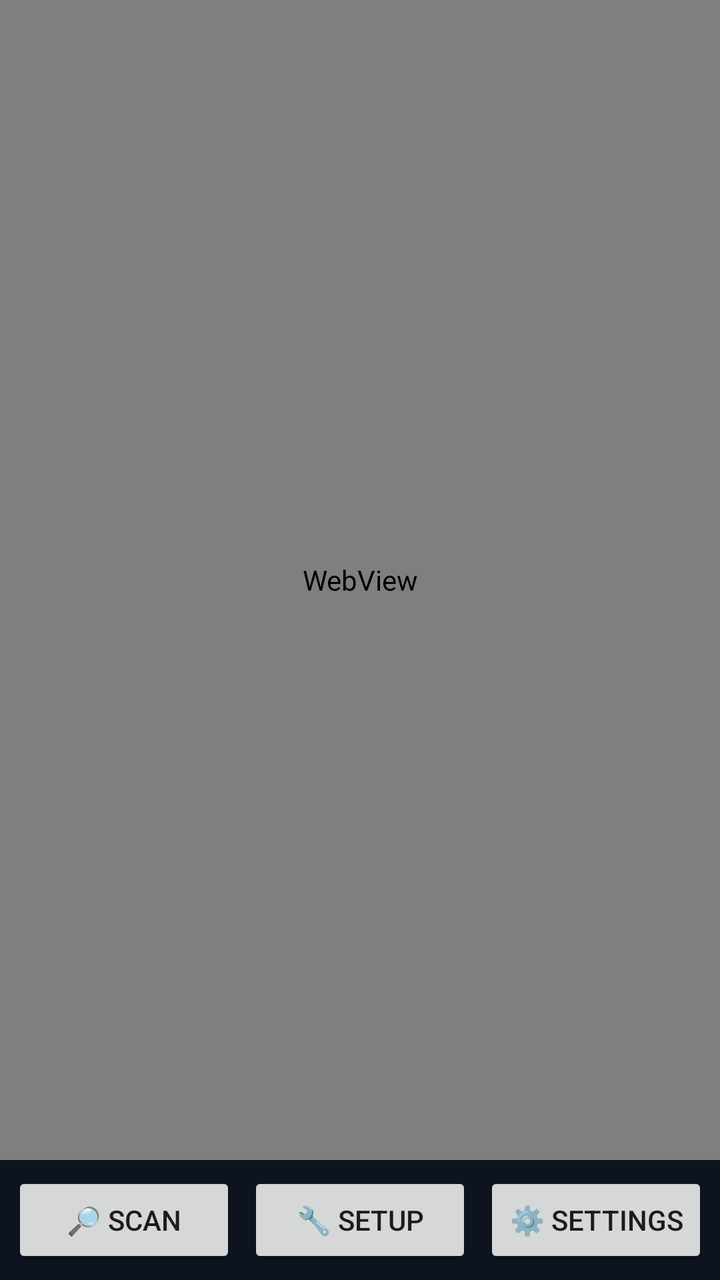
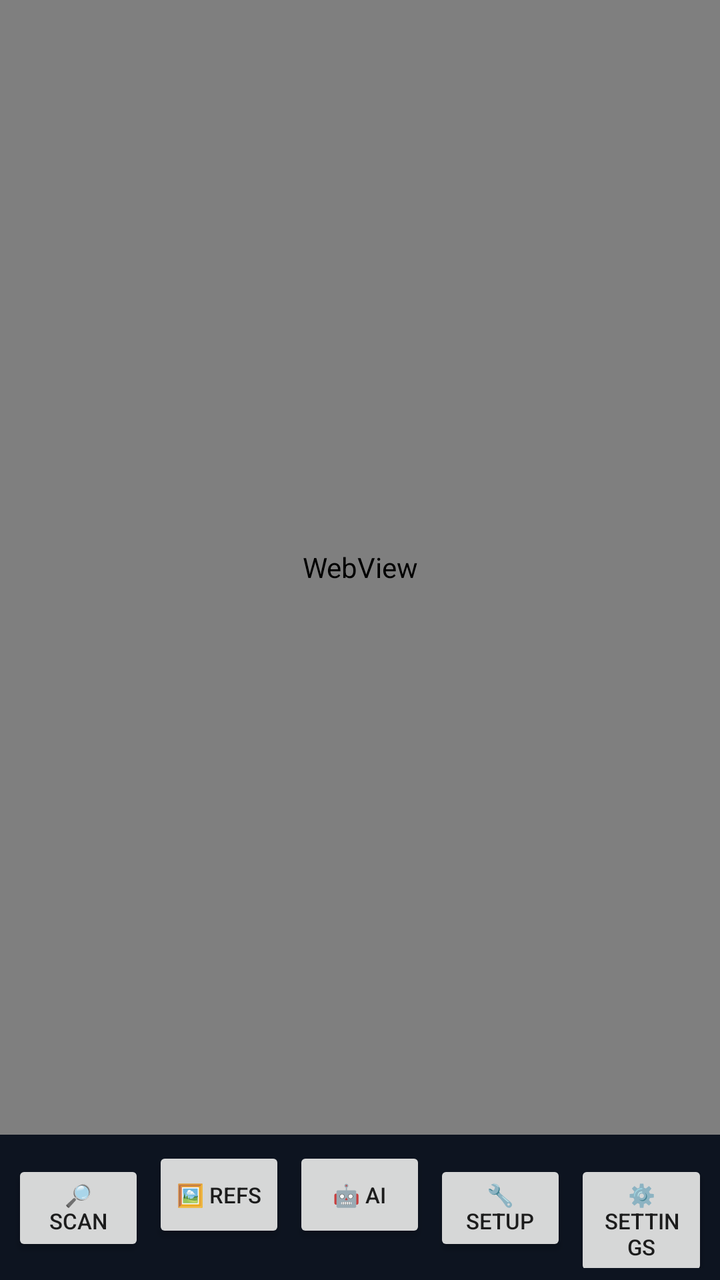

Screens rendered from an Android XML layout before and after an edit, with the pre-edit source and the edit as a unified diff.
<!-- AndroidManifest.xml: application theme Theme.AppCompat.DayNight.NoActionBar -->
<!-- res/layout/activity_main.xml -->
<?xml version="1.0" encoding="utf-8"?>
<LinearLayout xmlns:android="http://schemas.android.com/apk/res/android"
    android:layout_width="match_parent"
    android:layout_height="match_parent"
    android:orientation="vertical"
    android:background="#0A0E14">

    <FrameLayout
        android:layout_width="match_parent"
        android:layout_height="0dp"
        android:layout_weight="1">

        <WebView
            android:id="@+id/web"
            android:layout_width="match_parent"
            android:layout_height="match_parent" />

        <ScrollView
            android:id="@+id/setupView"
            android:layout_width="match_parent"
            android:layout_height="match_parent"
            android:visibility="gone"
            android:padding="18dp">

            <LinearLayout
                android:layout_width="match_parent"
                android:layout_height="wrap_content"
                android:orientation="vertical">

                <TextView
                    android:layout_width="match_parent"
                    android:layout_height="wrap_content"
                    android:text="🔧 Backend Setup"
                    android:textColor="#EEF2F7"
                    android:textSize="21sp"
                    android:textStyle="bold" />

                <TextView
                    android:id="@+id/setupStatus"
                    android:layout_width="match_parent"
                    android:layout_height="wrap_content"
                    android:layout_marginTop="8dp"
                    android:text="Backend check ho raha hai…"
                    android:textColor="#FBBF24"
                    android:textSize="14sp" />

                <TextView
                    android:layout_width="match_parent"
                    android:layout_height="wrap_content"
                    android:layout_marginTop="12dp"
                    android:text="Is app ka backend tumhare apne phone par (local environment) chalta hai — ek dafa setup, phir hamesha local. Teen steps:"
                    android:textColor="#94A3B8"
                    android:textSize="13.5sp" />

                <TextView
                    android:layout_width="match_parent"
                    android:layout_height="wrap_content"
                    android:layout_marginTop="16dp"
                    android:text="Step 1 — Termux install karo (backend wahi chalta hai)"
                    android:textColor="#EEF2F7"
                    android:textSize="15sp"
                    android:textStyle="bold" />

                <Button
                    android:id="@+id/btnInstallTermux"
                    android:layout_width="match_parent"
                    android:layout_height="wrap_content"
                    android:layout_marginTop="6dp"
                    android:text="Termux Install Karo (F-Droid)" />

                <TextView
                    android:layout_width="match_parent"
                    android:layout_height="wrap_content"
                    android:layout_marginTop="16dp"
                    android:text="Step 2 — Termux kholo aur ye ek command paste karo (ye backend environment install kare gi — pehli dafa 10-20 minute lag sakte hain, Wi-Fi par karna)"
                    android:textColor="#EEF2F7"
                    android:textSize="15sp"
                    android:textStyle="bold" />

                <Button
                    android:id="@+id/btnCopyCmd"
                    android:layout_width="match_parent"
                    android:layout_height="wrap_content"
                    android:layout_marginTop="6dp"
                    android:text="Setup Command Copy Karo" />

                <TextView
                    android:layout_width="match_parent"
                    android:layout_height="wrap_content"
                    android:layout_marginTop="16dp"
                    android:text="Step 3 — Backend chalao"
                    android:textColor="#EEF2F7"
                    android:textSize="15sp"
                    android:textStyle="bold" />

                <Button
                    android:id="@+id/btnStartBackend"
                    android:layout_width="match_parent"
                    android:layout_height="wrap_content"
                    android:layout_marginTop="6dp"
                    android:text="Backend Start Karo" />

                <Button
                    android:id="@+id/btnCheckBackend"
                    android:layout_width="match_parent"
                    android:layout_height="wrap_content"
                    android:layout_marginTop="8dp"
                    android:text="Backend Check Karo" />

                <TextView
                    android:layout_width="match_parent"
                    android:layout_height="wrap_content"
                    android:layout_marginTop="16dp"
                    android:text="Remote backend bhi chal sakta hai: Settings me ja kar apna server/tunnel URL dal do — phir Termux ki zaroorat nahi."
                    android:textColor="#64748B"
                    android:textSize="12.5sp" />
            </LinearLayout>
        </ScrollView>

        <ScrollView
            android:id="@+id/settingsView"
            android:layout_width="match_parent"
            android:layout_height="match_parent"
            android:visibility="gone"
            android:padding="18dp">

            <LinearLayout
                android:layout_width="match_parent"
                android:layout_height="wrap_content"
                android:orientation="vertical">

                <TextView
                    android:layout_width="match_parent"
                    android:layout_height="wrap_content"
                    android:text="⚙️ Settings"
                    android:textColor="#EEF2F7"
                    android:textSize="21sp"
                    android:textStyle="bold" />

                <TextView
                    android:layout_width="match_parent"
                    android:layout_height="wrap_content"
                    android:layout_marginTop="14dp"
                    android:text="Backend URL (local Termux ke liye default hi rakho; remote server/tunnel ho to us ka URL dal do)"
                    android:textColor="#94A3B8"
                    android:textSize="13sp" />

                <EditText
                    android:id="@+id/editBase"
                    android:layout_width="match_parent"
                    android:layout_height="wrap_content"
                    android:layout_marginTop="6dp"
                    android:textColor="#EEF2F7"
                    android:textColorHint="#64748B"
                    android:hint="http://127.0.0.1:8000"
                    android:inputType="textUri"
                    android:singleLine="true" />

                <Button
                    android:id="@+id/btnSaveBase"
                    android:layout_width="match_parent"
                    android:layout_height="wrap_content"
                    android:layout_marginTop="6dp"
                    android:text="Save + Dobara Check Karo" />

                <TextView
                    android:layout_width="match_parent"
                    android:layout_height="wrap_content"
                    android:layout_marginTop="20dp"
                    android:text="📜 Backend Logs (kisi bhi waqt)"
                    android:textColor="#EEF2F7"
                    android:textSize="16sp"
                    android:textStyle="bold" />

                <Button
                    android:id="@+id/btnRefreshLogs"
                    android:layout_width="match_parent"
                    android:layout_height="wrap_content"
                    android:layout_marginTop="6dp"
                    android:text="Logs Refresh Karo" />

                <TextView
                    android:id="@+id/logsView"
                    android:layout_width="match_parent"
                    android:layout_height="wrap_content"
                    android:layout_marginTop="8dp"
                    android:text="Logs yahan ayenge…"
                    android:textColor="#A7F3EA"
                    android:textSize="11sp"
                    android:fontFamily="monospace" />
            </LinearLayout>
        </ScrollView>
    </FrameLayout>

    <LinearLayout
        android:layout_width="match_parent"
        android:layout_height="wrap_content"
        android:orientation="horizontal"
        android:background="#0D1420"
        android:padding="6dp">

        <Button
            android:id="@+id/navScan"
            android:layout_width="0dp"
            android:layout_height="wrap_content"
            android:layout_weight="1"
            android:text="🔎 Scan" />

        <Button
            android:id="@+id/navSetup"
            android:layout_width="0dp"
            android:layout_height="wrap_content"
            android:layout_weight="1"
            android:layout_marginStart="6dp"
            android:text="🔧 Setup" />

        <Button
            android:id="@+id/navSettings"
            android:layout_width="0dp"
            android:layout_height="wrap_content"
            android:layout_weight="1"
            android:layout_marginStart="6dp"
            android:text="⚙️ Settings" />
    </LinearLayout>
</LinearLayout>
<!-- resources referenced by this layout -->
<resources>

</resources>

<!-- the commit's change to res/layout/activity_main.xml (unified diff, before → after) -->
@@ -48,7 +48,7 @@
                     android:layout_width="match_parent"
                     android:layout_height="wrap_content"
                     android:layout_marginTop="12dp"
-                    android:text="Is app ka backend tumhare apne phone par (local environment) chalta hai — ek dafa setup, phir hamesha local. Teen steps:"
+                    android:text="NAYA tareeqa (v2): engine ab app ke ANDAR hai — References tab se model download karo, Termux ki zaroorat khatam. Ye Setup sirf purane Termux backend ke liye hai:"
                     android:textColor="#94A3B8"
                     android:textSize="13.5sp" />
 
@@ -190,6 +190,223 @@
                     android:fontFamily="monospace" />
             </LinearLayout>
         </ScrollView>
+        <ScrollView
+            android:id="@+id/refsView"
+            android:layout_width="match_parent"
+            android:layout_height="match_parent"
+            android:visibility="gone"
+            android:padding="18dp">
+
+            <LinearLayout
+                android:layout_width="match_parent"
+                android:layout_height="wrap_content"
+                android:orientation="vertical">
+
+                <TextView
+                    android:layout_width="match_parent"
+                    android:layout_height="wrap_content"
+                    android:text="🖼 Meri References"
+                    android:textColor="#EEF2F7"
+                    android:textSize="21sp"
+                    android:textStyle="bold" />
+
+                <TextView
+                    android:layout_width="match_parent"
+                    android:layout_height="wrap_content"
+                    android:layout_marginTop="8dp"
+                    android:text="Ye wo images hain jin ko system internet par dhundhe ga. Har image add hone par us ki pehchan (embedding) phone par hi ban kar save ho jati hai."
+                    android:textColor="#94A3B8"
+                    android:textSize="13.5sp" />
+
+                <TextView
+                    android:id="@+id/modelStatus"
+                    android:layout_width="match_parent"
+                    android:layout_height="wrap_content"
+                    android:layout_marginTop="14dp"
+                    android:text="Model check ho raha hai…"
+                    android:textColor="#FBBF24"
+                    android:textSize="14sp" />
+
+                <Button
+                    android:id="@+id/btnDownloadModel"
+                    android:layout_width="match_parent"
+                    android:layout_height="wrap_content"
+                    android:layout_marginTop="6dp"
+                    android:text="⬇ Model Download Karo (ek dafa)" />
+
+                <Button
+                    android:id="@+id/btnAddRef"
+                    android:layout_width="match_parent"
+                    android:layout_height="wrap_content"
+                    android:layout_marginTop="10dp"
+                    android:text="➕ Reference Images Add Karo" />
+
+                <TextView
+                    android:id="@+id/refsStatus"
+                    android:layout_width="match_parent"
+                    android:layout_height="wrap_content"
+                    android:layout_marginTop="12dp"
+                    android:text="References: 0"
+                    android:textColor="#EEF2F7"
+                    android:textSize="14sp" />
+
+                <LinearLayout
+                    android:id="@+id/refsList"
+                    android:layout_width="match_parent"
+                    android:layout_height="wrap_content"
+                    android:orientation="vertical" />
+            </LinearLayout>
+        </ScrollView>
+
+        <ScrollView
+            android:id="@+id/aiView"
+            android:layout_width="match_parent"
+            android:layout_height="match_parent"
+            android:visibility="gone"
+            android:padding="18dp">
+
+            <LinearLayout
+                android:layout_width="match_parent"
+                android:layout_height="wrap_content"
+                android:orientation="vertical">
+
+                <TextView
+                    android:layout_width="match_parent"
+                    android:layout_height="wrap_content"
+                    android:text="🤖 AI — Deep Research"
+                    android:textColor="#EEF2F7"
+                    android:textSize="21sp"
+                    android:textStyle="bold" />
+
+                <TextView
+                    android:layout_width="match_parent"
+                    android:layout_height="wrap_content"
+                    android:layout_marginTop="8dp"
+                    android:text="AI OPTIONAL hai — core system bagher AI ke bhi mukammal chalta hai. AI sirf results ki deep research/analysis ke liye hai. Apna kisi bhi platform ka Base URL + API Key dal do (OpenAI-compatible)."
+                    android:textColor="#94A3B8"
+                    android:textSize="13.5sp" />
+
+                <LinearLayout
+                    android:layout_width="match_parent"
+                    android:layout_height="wrap_content"
+                    android:layout_marginTop="12dp"
+                    android:orientation="horizontal">
+
+                    <Button
+                        android:id="@+id/btnPresetRouter"
+                        android:layout_width="0dp"
+                        android:layout_height="wrap_content"
+                        android:layout_weight="1"
+                        android:text="OpenRouter"
+                        android:textSize="11sp" />
+
+                    <Button
+                        android:id="@+id/btnPresetApmix"
+                        android:layout_width="0dp"
+                        android:layout_height="wrap_content"
+                        android:layout_weight="1"
+                        android:layout_marginStart="6dp"
+                        android:text="Apmix"
+                        android:textSize="11sp" />
+
+                    <Button
+                        android:id="@+id/btnPresetOpenAi"
+                        android:layout_width="0dp"
+                        android:layout_height="wrap_content"
+                        android:layout_weight="1"
+                        android:layout_marginStart="6dp"
+                        android:text="OpenAI"
+                        android:textSize="11sp" />
+                </LinearLayout>
+
+                <TextView
+                    android:layout_width="match_parent"
+                    android:layout_height="wrap_content"
+                    android:layout_marginTop="12dp"
+                    android:text="Base URL"
+                    android:textColor="#94A3B8"
+                    android:textSize="13sp" />
+
+                <EditText
+                    android:id="@+id/editAiBase"
+                    android:layout_width="match_parent"
+                    android:layout_height="wrap_content"
+                    android:layout_marginTop="4dp"
+                    android:textColor="#EEF2F7"
+                    android:textColorHint="#64748B"
+                    android:hint="https://openrouter.ai/api/v1"
+                    android:inputType="textUri"
+                    android:singleLine="true" />
+
+                <TextView
+                    android:layout_width="match_parent"
+                    android:layout_height="wrap_content"
+                    android:layout_marginTop="10dp"
+                    android:text="API Key (phone par encrypted save hoti hai)"
+                    android:textColor="#94A3B8"
+                    android:textSize="13sp" />
+
+                <EditText
+                    android:id="@+id/editAiKey"
+                    android:layout_width="match_parent"
+                    android:layout_height="wrap_content"
+                    android:layout_marginTop="4dp"
+                    android:textColor="#EEF2F7"
+                    android:textColorHint="#64748B"
+                    android:hint="sk-…"
+                    android:inputType="textPassword"
+                    android:singleLine="true" />
+
+                <TextView
+                    android:layout_width="match_parent"
+                    android:layout_height="wrap_content"
+                    android:layout_marginTop="10dp"
+                    android:text="Model ka naam"
+                    android:textColor="#94A3B8"
+                    android:textSize="13sp" />
+
+                <EditText
+                    android:id="@+id/editAiModel"
+                    android:layout_width="match_parent"
+                    android:layout_height="wrap_content"
+                    android:layout_marginTop="4dp"
+                    android:textColor="#EEF2F7"
+                    android:textColorHint="#64748B"
+                    android:hint="masalan: openai/gpt-4o-mini"
+                    android:inputType="text"
+                    android:singleLine="true" />
+
+                <Button
+                    android:id="@+id/btnAiSave"
+                    android:layout_width="match_parent"
+                    android:layout_height="wrap_content"
+                    android:layout_marginTop="10dp"
+                    android:text="💾 AI Setting Save Karo" />
+
+                <Button
+                    android:id="@+id/btnAiFetch"
+                    android:layout_width="match_parent"
+                    android:layout_height="wrap_content"
+                    android:layout_marginTop="6dp"
+                    android:text="Models Ki List Lao" />
+
+                <Button
+                    android:id="@+id/btnAiTest"
+                    android:layout_width="match_parent"
+                    android:layout_height="wrap_content"
+                    android:layout_marginTop="6dp"
+                    android:text="AI Test Karo" />
+
+                <TextView
+                    android:id="@+id/aiStatus"
+                    android:layout_width="match_parent"
+                    android:layout_height="wrap_content"
+                    android:layout_marginTop="10dp"
+                    android:text="AI status yahan ayega…"
+                    android:textColor="#A7F3EA"
+                    android:textSize="12.5sp" />
+            </LinearLayout>
+        </ScrollView>
     </FrameLayout>
 
     <LinearLayout
@@ -204,22 +421,43 @@
             android:layout_width="0dp"
             android:layout_height="wrap_content"
             android:layout_weight="1"
-            android:text="🔎 Scan" />
+            android:text="🔎 Scan"
+            android:textSize="11sp" />
+
+        <Button
+            android:id="@+id/navRefs"
+            android:layout_width="0dp"
+            android:layout_height="wrap_content"
+            android:layout_weight="1"
+            android:layout_marginStart="4dp"
+            android:text="🖼 Refs"
+            android:textSize="11sp" />
+
+        <Button
+            android:id="@+id/navAi"
+            android:layout_width="0dp"
+            android:layout_height="wrap_content"
+            android:layout_weight="1"
+            android:layout_marginStart="4dp"
+            android:text="🤖 AI"
+            android:textSize="11sp" />
 
         <Button
             android:id="@+id/navSetup"
             android:layout_width="0dp"
             android:layout_height="wrap_content"
             android:layout_weight="1"
-            android:layout_marginStart="6dp"
-            android:text="🔧 Setup" />
+            android:layout_marginStart="4dp"
+            android:text="🔧 Setup"
+            android:textSize="11sp" />
 
         <Button
             android:id="@+id/navSettings"
             android:layout_width="0dp"
             android:layout_height="wrap_content"
             android:layout_weight="1"
-            android:layout_marginStart="6dp"
-            android:text="⚙️ Settings" />
+            android:layout_marginStart="4dp"
+            android:text="⚙️ Settings"
+            android:textSize="11sp" />
     </LinearLayout>
 </LinearLayout>
